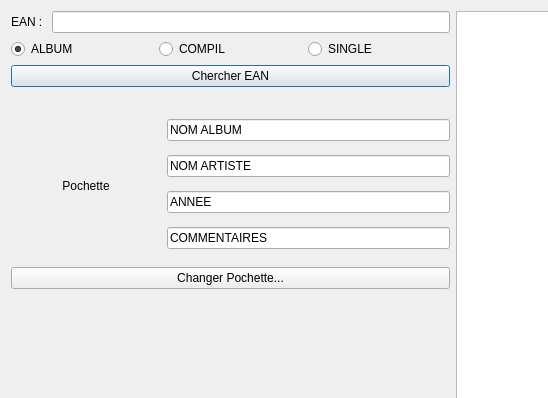
toopoormaghell/projet-musique, file projet-musique/core/dialogajouterphys.ui: the form before one commit; both pictures show x 0 to 548 and y 0 to 398 of the 1001 by 629 pixel window.
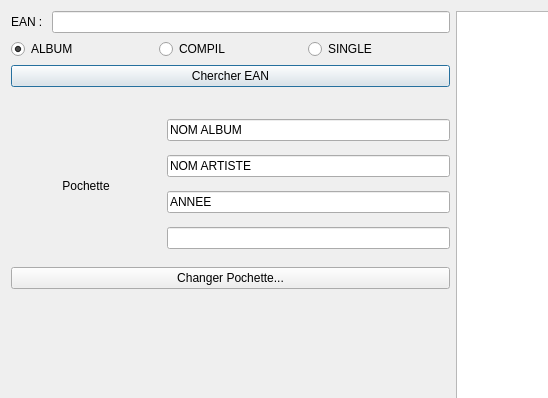
The form after the commit.

The edit to the form file:
```diff
--- a/projet-musique/core/dialogajouterphys.ui
+++ b/projet-musique/core/dialogajouterphys.ui
@@ -138,7 +138,7 @@
          <item>
           <widget class="QLineEdit" name="Commentaires">
            <property name="text">
-            <string>COMMENTAIRES</string>
+            <string/>
            </property>
           </widget>
          </item>
```
